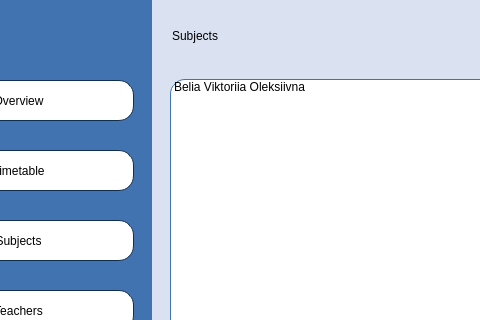
First picture: the form in Planner/subjectsmain.ui, repository BeliaViktoria/Planner, before the edit; both pictures show x 117 to 597 and y 0 to 320 of the 1000 by 650 pixel window.
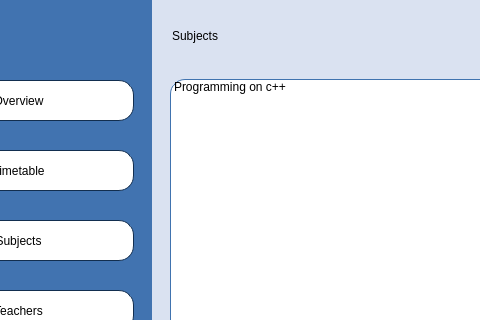
Second picture: the form after the edit.

Commit message: Agenda adding window

Patch:
```diff
--- a/Planner/subjectsmain.ui
+++ b/Planner/subjectsmain.ui
@@ -231,7 +231,7 @@
     </property>
     <item>
      <property name="text">
-      <string>Belia Viktoriia Oleksiivna</string>
+      <string>Programming on c++</string>
      </property>
     </item>
    </widget>
```
The commit also changes 5 other files.
